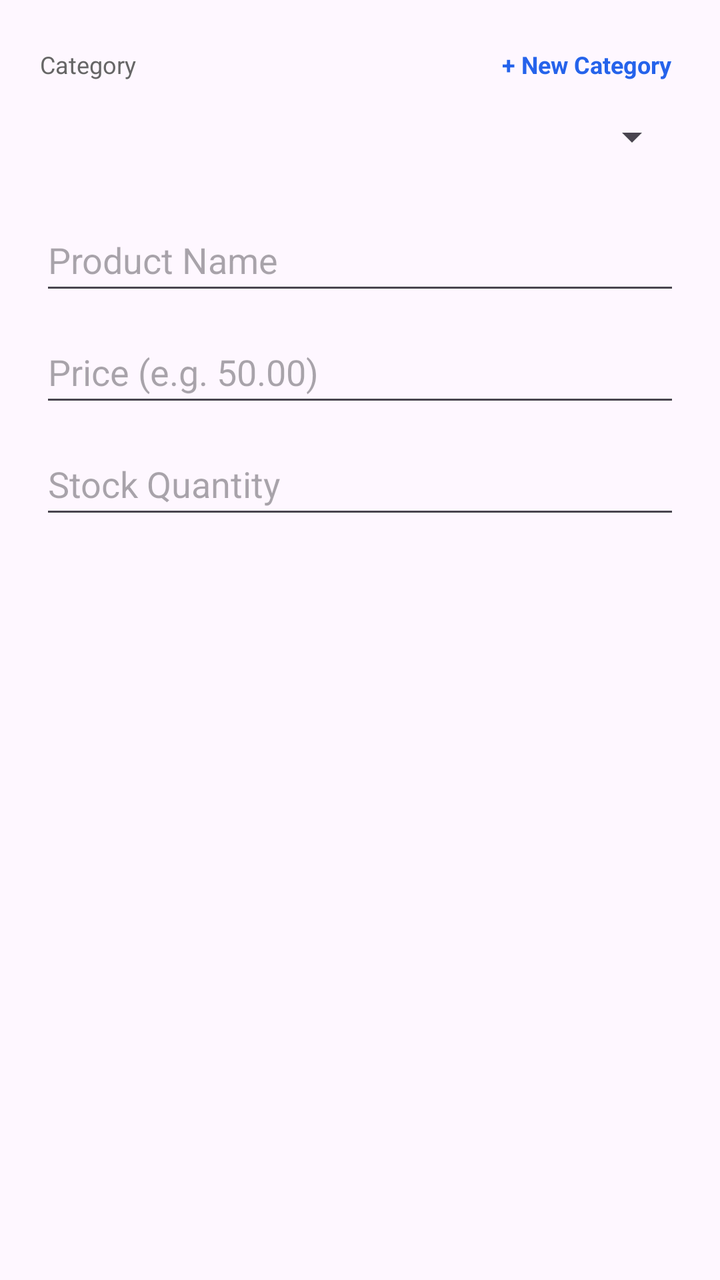
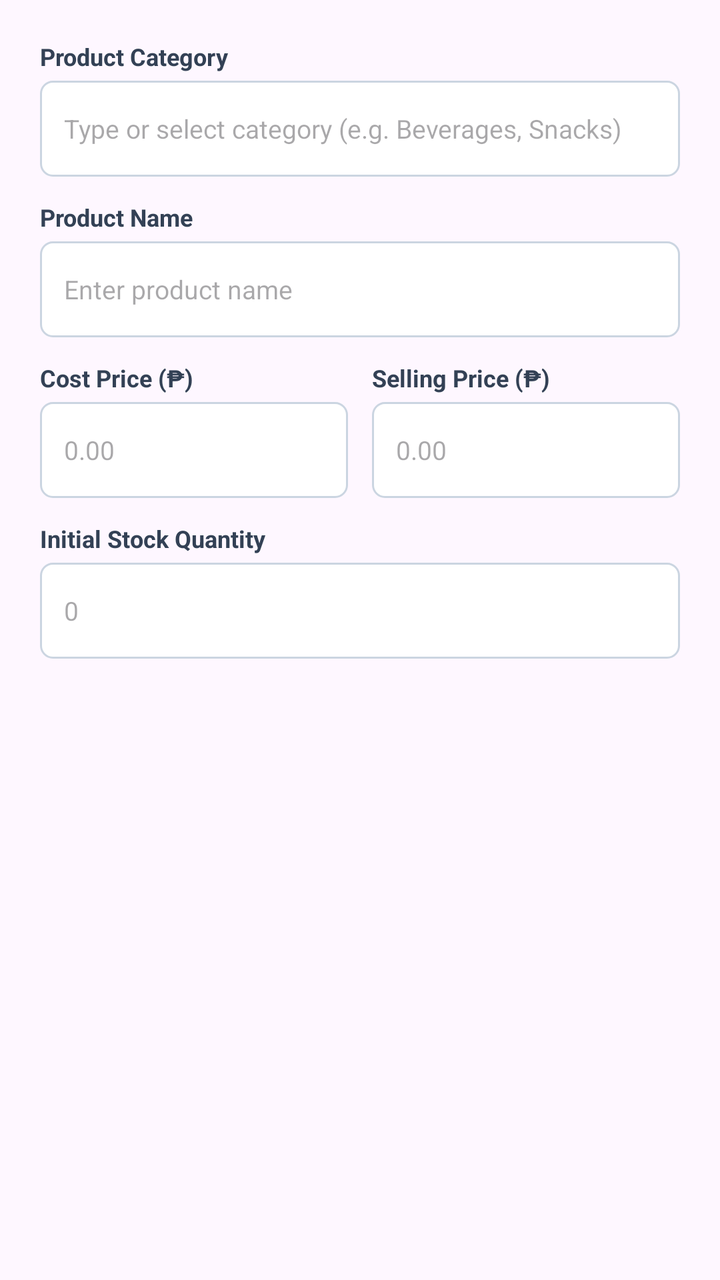

Screens rendered from an Android XML layout before and after an edit, with the pre-edit source and the edit as a unified diff.
<!-- AndroidManifest.xml: application theme Theme.StockEase -->
<!-- res/layout/dialog_add_product.xml -->
<?xml version="1.0" encoding="utf-8"?>
<LinearLayout xmlns:android="http://schemas.android.com/apk/res/android"
    android:layout_width="match_parent"
    android:layout_height="wrap_content"
    android:orientation="vertical"
    android:padding="20dp">

    <LinearLayout
        android:layout_width="match_parent"
        android:layout_height="wrap_content"
        android:orientation="horizontal"
        android:gravity="center_vertical">

        <TextView
            android:layout_width="0dp"
            android:layout_height="wrap_content"
            android:layout_weight="1"
            android:text="Category"
            android:textColor="#666666"
            android:textSize="12sp" />

        <TextView
            android:id="@+id/btnQuickAddCategory"
            android:layout_width="wrap_content"
            android:layout_height="wrap_content"
            android:text="+ New Category"
            android:textColor="#2563EB"
            android:textSize="12sp"
            android:textStyle="bold"
            android:padding="4dp" />
    </LinearLayout>

    <Spinner
        android:id="@+id/spinnerCategory"
        android:layout_width="match_parent"
        android:layout_height="wrap_content"
        android:minHeight="48dp"
        android:layout_marginBottom="12dp" />

    <EditText
        android:id="@+id/etProductName"
        android:layout_width="match_parent"
        android:layout_height="wrap_content"
        android:hint="Product Name"
        android:inputType="textCapWords"
        android:minHeight="48dp" />

    <EditText
        android:id="@+id/etProductPrice"
        android:layout_width="match_parent"
        android:layout_height="wrap_content"
        android:hint="Price (e.g. 50.00)"
        android:inputType="numberDecimal"
        android:minHeight="48dp"
        android:layout_marginTop="8dp" />

    <EditText
        android:id="@+id/etProductQuantity"
        android:layout_width="match_parent"
        android:layout_height="wrap_content"
        android:hint="Stock Quantity"
        android:inputType="number"
        android:minHeight="48dp"
        android:layout_marginTop="8dp" />

</LinearLayout>
<!-- resources referenced by this layout -->
<resources>
  <style name="Theme.StockEase" parent="Base.Theme.StockEase" />
  <style name="Base.Theme.StockEase" parent="Theme.Material3.DayNight.NoActionBar">
          
          
      </style>
</resources>

<!-- the commit's change to res/layout/dialog_add_product.xml (unified diff, before → after) -->
@@ -5,62 +5,126 @@
     android:orientation="vertical"
     android:padding="20dp">
 
+    <TextView
+        android:layout_width="wrap_content"
+        android:layout_height="wrap_content"
+        android:text="Product Category"
+        android:textColor="#334155"
+        android:textStyle="bold"
+        android:textSize="12sp"
+        android:layout_marginBottom="4dp" />
+
+    
+    <AutoCompleteTextView
+        android:id="@+id/actvCategory"
+        android:layout_width="match_parent"
+        android:layout_height="48dp"
+        android:hint="Type or select category (e.g. Beverages, Snacks)"
+        android:completionThreshold="1"
+        android:inputType="textCapWords"
+        android:paddingHorizontal="12dp"
+        android:background="@drawable/bg_input_field"
+        android:textSize="13sp"
+        android:layout_marginBottom="12dp" />
+
+    <TextView
+        android:layout_width="wrap_content"
+        android:layout_height="wrap_content"
+        android:text="Product Name"
+        android:textColor="#334155"
+        android:textStyle="bold"
+        android:textSize="12sp"
+        android:layout_marginBottom="4dp" />
+
+    <EditText
+        android:id="@+id/etProductName"
+        android:layout_width="match_parent"
+        android:layout_height="48dp"
+        android:hint="Enter product name"
+        android:inputType="textCapWords"
+        android:paddingHorizontal="12dp"
+        android:background="@drawable/bg_input_field"
+        android:textSize="13sp"
+        android:layout_marginBottom="12dp" />
+
     <LinearLayout
         android:layout_width="match_parent"
         android:layout_height="wrap_content"
         android:orientation="horizontal"
-        android:gravity="center_vertical">
+        android:layout_marginBottom="12dp">
 
-        <TextView
+        <LinearLayout
             android:layout_width="0dp"
             android:layout_height="wrap_content"
             android:layout_weight="1"
-            android:text="Category"
-            android:textColor="#666666"
-            android:textSize="12sp" />
+            android:orientation="vertical"
+            android:layout_marginEnd="6dp">
 
-        <TextView
-            android:id="@+id/btnQuickAddCategory"
-            android:layout_width="wrap_content"
+            <TextView
+                android:layout_width="wrap_content"
+                android:layout_height="wrap_content"
+                android:text="Cost Price (₱)"
+                android:textColor="#334155"
+                android:textStyle="bold"
+                android:textSize="12sp"
+                android:layout_marginBottom="4dp" />
+
+            <EditText
+                android:id="@+id/etProductCostPrice"
+                android:layout_width="match_parent"
+                android:layout_height="48dp"
+                android:hint="0.00"
+                android:inputType="numberDecimal"
+                android:paddingHorizontal="12dp"
+                android:background="@drawable/bg_input_field"
+                android:textSize="13sp" />
+        </LinearLayout>
+
+        <LinearLayout
+            android:layout_width="0dp"
             android:layout_height="wrap_content"
-            android:text="+ New Category"
-            android:textColor="#2563EB"
-            android:textSize="12sp"
-            android:textStyle="bold"
-            android:padding="4dp" />
+            android:layout_weight="1"
+            android:orientation="vertical"
+            android:layout_marginStart="6dp">
+
+            <TextView
+                android:layout_width="wrap_content"
+                android:layout_height="wrap_content"
+                android:text="Selling Price (₱)"
+                android:textColor="#334155"
+                android:textStyle="bold"
+                android:textSize="12sp"
+                android:layout_marginBottom="4dp" />
+
+            <EditText
+                android:id="@+id/etProductPrice"
+                android:layout_width="match_parent"
+                android:layout_height="48dp"
+                android:hint="0.00"
+                android:inputType="numberDecimal"
+                android:paddingHorizontal="12dp"
+                android:background="@drawable/bg_input_field"
+                android:textSize="13sp" />
+        </LinearLayout>
     </LinearLayout>
 
-    <Spinner
-        android:id="@+id/spinnerCategory"
-        android:layout_width="match_parent"
+    <TextView
+        android:layout_width="wrap_content"
         android:layout_height="wrap_content"
-        android:minHeight="48dp"
-        android:layout_marginBottom="12dp" />
-
-    <EditText
-        android:id="@+id/etProductName"
-        android:layout_width="match_parent"
-        android:layout_height="wrap_content"
-        android:hint="Product Name"
-        android:inputType="textCapWords"
-        android:minHeight="48dp" />
-
-    <EditText
-        android:id="@+id/etProductPrice"
-        android:layout_width="match_parent"
-        android:layout_height="wrap_content"
-        android:hint="Price (e.g. 50.00)"
-        android:inputType="numberDecimal"
-        android:minHeight="48dp"
-        android:layout_marginTop="8dp" />
+        android:text="Initial Stock Quantity"
+        android:textColor="#334155"
+        android:textStyle="bold"
+        android:textSize="12sp"
+        android:layout_marginBottom="4dp" />
 
     <EditText
         android:id="@+id/etProductQuantity"
         android:layout_width="match_parent"
-        android:layout_height="wrap_content"
-        android:hint="Stock Quantity"
+        android:layout_height="48dp"
+        android:hint="0"
         android:inputType="number"
-        android:minHeight="48dp"
-        android:layout_marginTop="8dp" />
+        android:paddingHorizontal="12dp"
+        android:background="@drawable/bg_input_field"
+        android:textSize="13sp" />
 
 </LinearLayout>
<!-- resource entries referenced after the edit -->
@@ -1,5 +1,13 @@
 <!-- resources referenced by this layout -->
 <resources>
+  <!-- drawable bg_input_field (drawable) -->
+  <?xml version="1.0" encoding="utf-8"?>
+  <shape xmlns:android="http://schemas.android.com/apk/res/android"
+      android:shape="rectangle">
+      <solid android:color="#FFFFFF" />
+      <corners android:radius="6dp" />
+      <stroke android:width="1dp" android:color="#CBD5E1" />
+  </shape>
   <style name="Theme.StockEase" parent="Base.Theme.StockEase" />
   <style name="Base.Theme.StockEase" parent="Theme.Material3.DayNight.NoActionBar">
           
